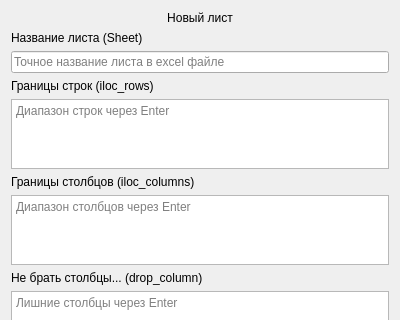
Before: the Qt Designer form ui/qt_designer/qt_ui_files/diplomUI_settings_add.ui in Viraremi/ulstu_praktik, drawn with Qt 5; both pictures show x 0 to 400 and y 0 to 320 of the 400 by 640 pixel window.
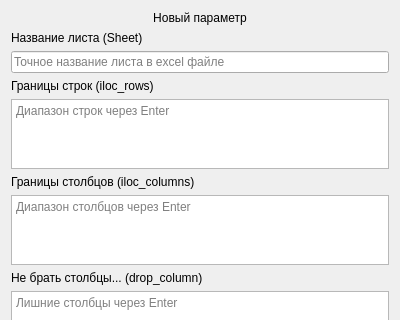
After: the same form once the commit is applied.

Commit message: Правки интерфейса

```diff
--- a/ui/qt_designer/qt_ui_files/diplomUI_settings_add.ui
+++ b/ui/qt_designer/qt_ui_files/diplomUI_settings_add.ui
@@ -29,7 +29,7 @@
       </sizepolicy>
      </property>
      <property name="text">
-      <string>Новый лист</string>
+      <string>Новый параметр</string>
      </property>
      <property name="alignment">
       <set>Qt::AlignCenter</set>
```
The commit also changes 7 other files.
